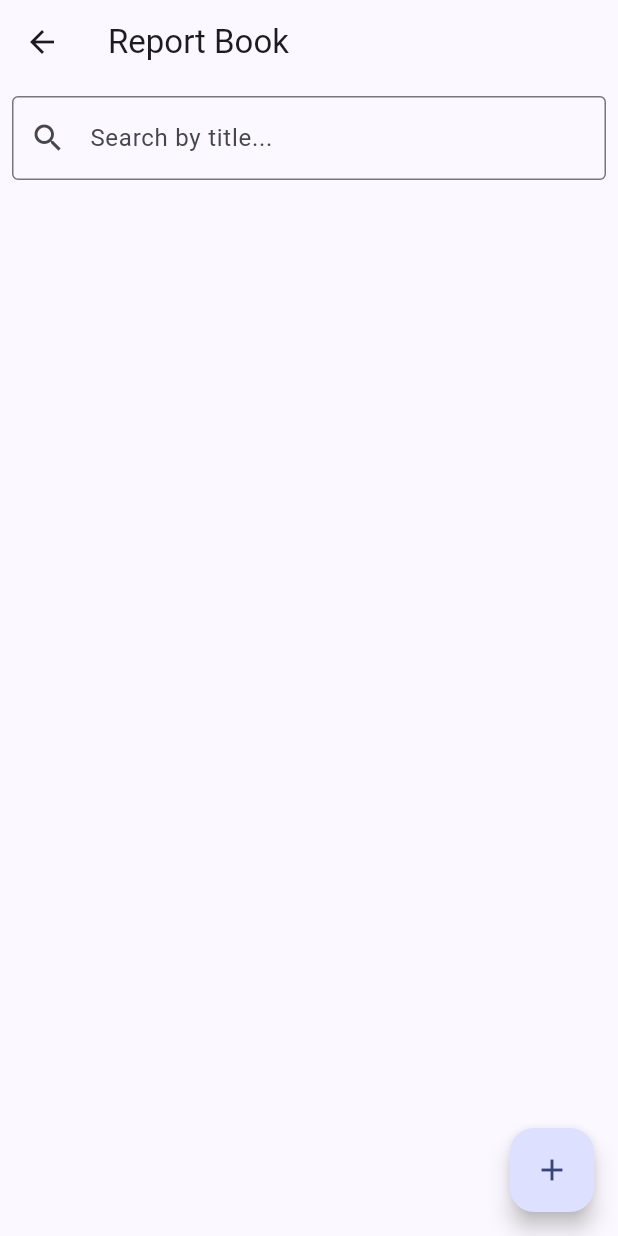
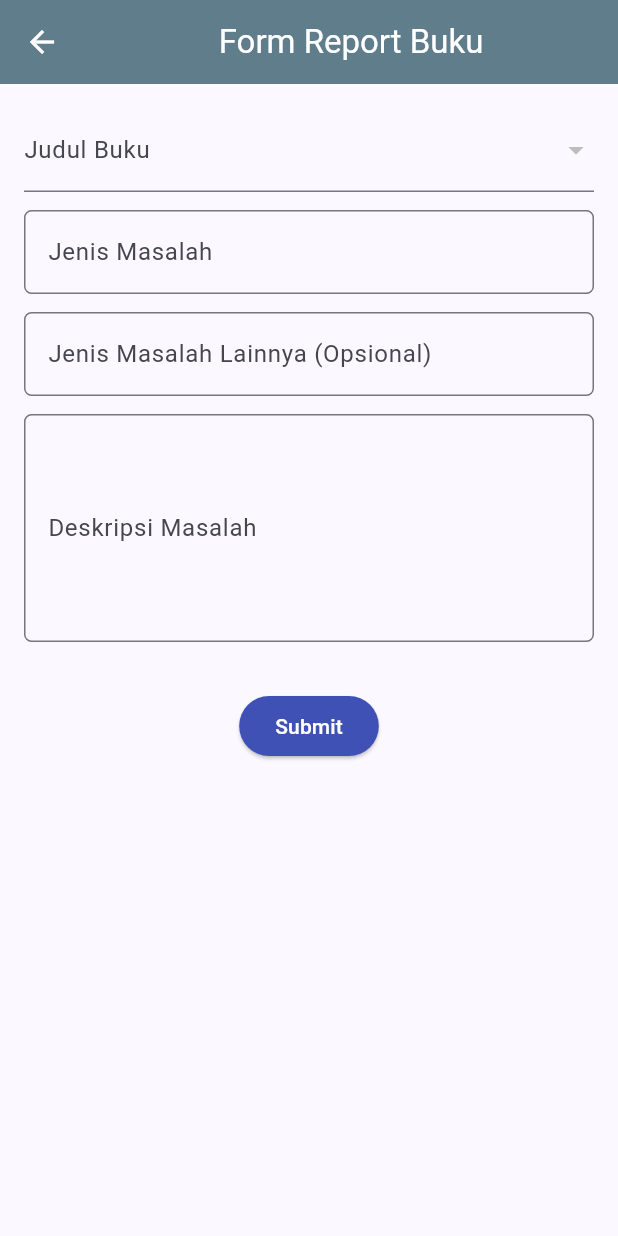
Before and after one commit to E-sebelas-mobile/bookoo-mobile, a Flutter app: the ReportBookPage screen opened directly, after a tap on the "add" icon, on a phone screen of 412 x 824 dp. Run offline on Flutter 3.47's test engine with Material 2 defaults, Android fonts, the phone set to English and light mode, and no system bars; missing offline and left inert: pbp_django_auth; accounts and stored records are empty; network calls fail.

Commit message:
base report

```diff
--- /dev/null
+++ b/lib/models/books.dart
@@ -0,0 +1,77 @@
+// To parse this JSON data, do
+//
+//     final books = booksFromJson(jsonString);
+
+import 'dart:convert';
+
+List<Books> booksFromJson(String str) => List<Books>.from(json.decode(str).map((x) => Books.fromJson(x)));
+
+String booksToJson(List<Books> data) => json.encode(List<dynamic>.from(data.map((x) => x.toJson())));
+
+class Books {
+    Model model;
+    int pk;
+    Fields fields;
+
+    Books({
+        required this.model,
+        required this.pk,
+        required this.fields,
+    });
+
+    factory Books.fromJson(Map<String, dynamic> json) => Books(
+        model: modelValues.map[json["model"]]!,
+        pk: json["pk"],
+        fields: Fields.fromJson(json["fields"]),
+    );
+
+    Map<String, dynamic> toJson() => {
+        "model": modelValues.reverse[model],
+        "pk": pk,
+        "fields": fields.toJson(),
+    };
+}
+
+class Fields {
+    String title;
+    String author;
+    String link;
+
+    Fields({
+        required this.title,
+        required this.author,
+        required this.link,
+    });
+
+    factory Fields.fromJson(Map<String, dynamic> json) => Fields(
+        title: json["Title"],
+        author: json["Author"],
+        link: json["Link"],
+    );
+
+    Map<String, dynamic> toJson() => {
+        "Title": title,
+        "Author": author,
+        "Link": link,
+    };
+}
+
+enum Model {
+    APPMAIN_BOOK
+}
+
+final modelValues = EnumValues({
+    "appmain.book": Model.APPMAIN_BOOK
+});
+
+class EnumValues<T> {
+    Map<String, T> map;
+    late Map<T, String> reverseMap;
+
+    EnumValues(this.map);
+
+    Map<T, String> get reverse {
+        reverseMap = map.map((k, v) => MapEntry(v, k));
+        return reverseMap;
+    }
+}
--- a/lib/reportbookstuff/menuReport.dart
+++ b/lib/reportbookstuff/menuReport.dart
@@ -1,8 +1,10 @@
+import 'package:bookoo_mobile/models/forums.dart';
 import 'package:flutter/material.dart';
 import 'package:http/http.dart' as http;
 import 'dart:convert';
 import 'package:bookoo_mobile/reportbookstuff/report.dart';
 import 'package:bookoo_mobile/user_utility.dart';
+import 'package:bookoo_mobile/reportbookstuff/reportForm.dart';
 
 class ReportBookPage extends StatefulWidget {
   const ReportBookPage({Key? key}) : super(key: key);
@@ -23,27 +25,25 @@ class _ReportBookPageState extends State<ReportBookPage> {
   }
 
   Future<List<Product>> fetchProduct() async {
-    try {
-      var url = Uri.parse('http://localhost:8000/modulreport/json-modif/');
-      var response = await http.post(
+    // TODO: Ganti URL dan jangan lupa tambahkan trailing slash (/) di akhir URL!
+    var url = Uri.parse(
+        'http://localhost:8000/modulreport/json/${UserUtility.user_id.toString()}/');
+    var response = await http.get(
       url,
-        headers: {
-          "Content-Type": "application/json",
-        },
-        body: json.encode({'user_id': UserUtility.user_id}),
+      headers: {"Content-Type": "application/json"},
     );
 
+    // melakukan decode response menjadi bentuk json
     var data = jsonDecode(utf8.decode(response.bodyBytes));
-      List<Product> products = [];
-      for (var productData in data['products']) {
-        Product product = Product.fromJson(productData);
-        products.add(product);
+
+    // melakukan konversi data json menjadi object Product
+    List<Product> list_product = [];
+    for (var d in data) {
+      if (d != null) {
+        list_product.add(Product.fromJson(d));
       }
-      return products;
-    } catch (err) {
-      // Handle error, maybe log it or show an error message
-      return [];
     }
+    return list_product;
   }
 
   Future<void> _fetchProduct() async {
@@ -68,12 +68,28 @@ class _ReportBookPageState extends State<ReportBookPage> {
     });
   }
 
-  void _deleteReport(int index) {
-    // Implement the logic to delete the report at the given index
-    // from your backend or local storage.
+  Future<void> _deleteReport(int index) async {
+    try {
+      int reportIdToDelete = _filteredProducts[index]
+          .pk; // Assuming 'pk' is the ID field of your Product model
+      print(reportIdToDelete);
+      var url = Uri.parse(
+          'http://localhost:8000/modulreport/hapuslaporan/$reportIdToDelete/'); // Replace with your Django endpoint URL
+      var response = await http.post(url);
+
+      if (response.statusCode == 200) {
+        print('Report deleted successfully');
         setState(() {
           _filteredProducts.removeAt(index);
         });
+      } else {
+        print('Failed to delete report');
+        // Handle failure, show an error message or retry logic
+      }
+    } catch (error) {
+      print('Exception occurred while deleting report: $error');
+      // Handle exception or error, show an error message or retry logic
+    }
   }
 
   @override
@@ -84,8 +100,12 @@ class _ReportBookPageState extends State<ReportBookPage> {
       ),
       floatingActionButton: FloatingActionButton(
         onPressed: () {
-          // Implement the logic to navigate to the create report screen
-          // or show a dialog for creating a new report.
+          Navigator.push(
+            context,
+            MaterialPageRoute(
+              builder: (context) => BookReportForm(),
+            ),
+          );
         },
         child: Icon(Icons.add),
       ),
--- a/lib/reportbookstuff/report.dart
+++ b/lib/reportbookstuff/report.dart
@@ -1,12 +1,12 @@
 // To parse this JSON data, do
 //
-//     final report = reportFromJson(jsonString);
+//     final product = productFromJson(jsonString);
 
 import 'dart:convert';
 
-List<Product> reportFromJson(String str) => List<Product>.from(json.decode(str).map((x) => Product.fromJson(x)));
+List<Product> productFromJson(String str) => List<Product>.from(json.decode(str).map((x) => Product.fromJson(x)));
 
-String reportToJson(List<Product> data) => json.encode(List<dynamic>.from(data.map((x) => x.toJson())));
+String productToJson(List<Product> data) => json.encode(List<dynamic>.from(data.map((x) => x.toJson())));
 
 class Product {
     String model;
@@ -20,8 +20,8 @@ class Product {
     });
 
     factory Product.fromJson(Map<String, dynamic> json) => Product(
-        model: json["model"] ?? 'Product',
-        pk: json["id"],
+        model: json["model"],
+        pk: json["pk"],
         fields: Fields.fromJson(json["fields"]),
     );
 
@@ -39,7 +39,7 @@ class Fields {
     String description;
     int user;
     String status;
-    String dateAdded;
+    DateTime dateAdded;
 
     Fields({
         required this.bookTitle,
@@ -58,7 +58,7 @@ class Fields {
         description: json["description"],
         user: json["user"],
         status: json["status"],
-        dateAdded: json["date_added"],
+        dateAdded: DateTime.parse(json["date_added"]),
     );
 
     Map<String, dynamic> toJson() => {
@@ -68,6 +68,6 @@ class Fields {
         "description": description,
         "user": user,
         "status": status,
-        "date_added": dateAdded,
+        "date_added": "${dateAdded.year.toString().padLeft(4, '0')}-${dateAdded.month.toString().padLeft(2, '0')}-${dateAdded.day.toString().padLeft(2, '0')}",
     };
 }
--- /dev/null
+++ b/lib/reportbookstuff/reportForm.dart
@@ -0,0 +1,193 @@
+import 'package:flutter/material.dart';
+import 'package:bookoo_mobile/main.dart';
+import 'package:http/http.dart' as http;
+import 'dart:convert';
+import 'package:bookoo_mobile/models/books.dart';
+
+class BookReportForm extends StatefulWidget {
+  const BookReportForm({Key? key}) : super(key: key);
+
+  @override
+  State<BookReportForm> createState() => _BookReportFormState();
+}
+
+class _BookReportFormState extends State<BookReportForm> {
+  final _formKey = GlobalKey<FormState>();
+  String? _bookTitle; // Nullable type
+  String _issueType = '';
+  String _otherIssueType = '';
+  String _issueDescription = '';
+  Set<String> bookTitles = {}; // Set to store fetched book titles
+
+  @override
+  void initState() {
+    super.initState();
+    fetchBookTitles(); // Fetch book titles when the widget initializes
+  }
+
+  Future<void> fetchBookTitles() async {
+    var url = Uri.parse('http://localhost:8000/get_books_json/');
+    var response = await http.get(
+      url,
+      headers: {"Content-Type": "application/json"},
+    );
+
+    var data = jsonDecode(utf8.decode(response.bodyBytes));
+    Set<String> titles = {};
+    for (var d in data) {
+      if (d != null) {
+        titles.add(Fields.fromJson(d['fields']).title); // Access 'title' from 'Fields'
+      }
+    }
+    setState(() {
+      bookTitles = titles; // Update the state with fetched titles
+    });
+  }
+
+  @override
+  Widget build(BuildContext context) {
+    return Scaffold(
+      appBar: PreferredSize(
+        preferredSize: Size.fromHeight(kToolbarHeight),
+        child: AppBar(
+          title: Center(child: Text('Form Report Buku')),
+          backgroundColor: Colors.blueGrey,
+          foregroundColor: Colors.white,
+          centerTitle: true, // Center the title
+        ),
+      ),
+
+      body: Form(
+        key: _formKey,
+        child: SingleChildScrollView(
+          padding: const EdgeInsets.all(16.0),
+          child: Column(
+            crossAxisAlignment: CrossAxisAlignment.start,
+            children: [
+              DropdownButtonFormField<String>(
+                value: _bookTitle,
+                items: bookTitles.map((String value) {
+                  return DropdownMenuItem<String>(
+                    value: value,
+                    child: Text(value),
+                  );
+                }).toList(),
+                onChanged: (String? value) {
+                  setState(() {
+                    _bookTitle = value; // Update _bookTitle when a new item is selected
+                  });
+                },
+                decoration: InputDecoration(
+                  labelText: 'Judul Buku',
+                  // Other decoration properties...
+                ),
+                validator: (value) {
+                  if (value == null || value.isEmpty) {
+                    return 'Judul Buku tidak boleh kosong!';
+                  }
+                  return null;
+                },
+              ),
+
+              const SizedBox(height: 12),
+              TextFormField(
+                decoration: InputDecoration(
+                  hintText: 'Jenis Masalah',
+                  labelText: 'Jenis Masalah',
+                  border: OutlineInputBorder(
+                    borderRadius: BorderRadius.circular(5.0),
+                  ),
+                ),
+                onChanged: (value) {
+                  setState(() {
+                    _issueType = value;
+                  });
+                },
+                validator: (value) {
+                  if (value == null || value.isEmpty) {
+                    return 'Jenis Masalah tidak boleh kosong!';
+                  }
+                  return null;
+                },
+              ),
+              const SizedBox(height: 12),
+              TextFormField(
+                decoration: InputDecoration(
+                  hintText: 'Lainnya',
+                  labelText: 'Jenis Masalah Lainnya (Opsional)',
+                  border: OutlineInputBorder(
+                    borderRadius: BorderRadius.circular(5.0),
+                  ),
+                ),
+                onChanged: (value) {
+                  setState(() {
+                    _otherIssueType = value;
+                  });
+                },
+              ),
+              const SizedBox(height: 12),
+              TextFormField(
+                decoration: InputDecoration(
+                  hintText: 'Deskripsi Masalah',
+                  labelText: 'Deskripsi Masalah',
+                  border: OutlineInputBorder(
+                    borderRadius: BorderRadius.circular(5.0),
+                  ),
+                ),
+                onChanged: (value) {
+                  setState(() {
+                    _issueDescription = value;
+                  });
+                },
+                validator: (value) {
+                  if (value == null || value.isEmpty) {
+                    return 'Deskripsi Masalah tidak boleh kosong!';
+                  }
+                  return null;
+                },
+                maxLines: 5,
+              ),
+              const SizedBox(height: 24),
+              Align(
+                alignment: Alignment.bottomCenter,
+                child: Padding(
+                  padding: const EdgeInsets.all(8.0),
+                  child: ElevatedButton(
+                    style: ButtonStyle(
+                      backgroundColor:
+                          MaterialStateProperty.all(Colors.indigo),
+                    ),
+                    onPressed: () {
+                      if (_formKey.currentState!.validate()) {
+                        // Lakukan sesuatu dengan data yang terkumpul
+                        // Misalnya, kirim data atau lakukan operasi lain
+                        print('Judul Buku: $_bookTitle');
+                        print('Jenis Masalah: $_issueType');
+                        print('Jenis Masalah Lainnya: $_otherIssueType');
+                        print('Deskripsi Masalah: $_issueDescription');
+
+                        // Reset nilai input setelah submit
+                        setState(() {
+                          _bookTitle = '';
+                          _issueType = '';
+                          _otherIssueType = '';
+                          _issueDescription = '';
+                        });
+
+                        // Tambahkan logika untuk mengirim atau menyimpan data di sini
+                      }
+                    },
+                    child: const Text(
+                      'Submit',
+                      style: TextStyle(color: Colors.white),
+                    ),
+                  ),
+                ),
+              ),
+            ], // This closes the children list for the Column widget
+          ),
+        ),
+      ),
+    );
+  }
+}
```
Lines whose indentation alone changed are shown as unchanged.
